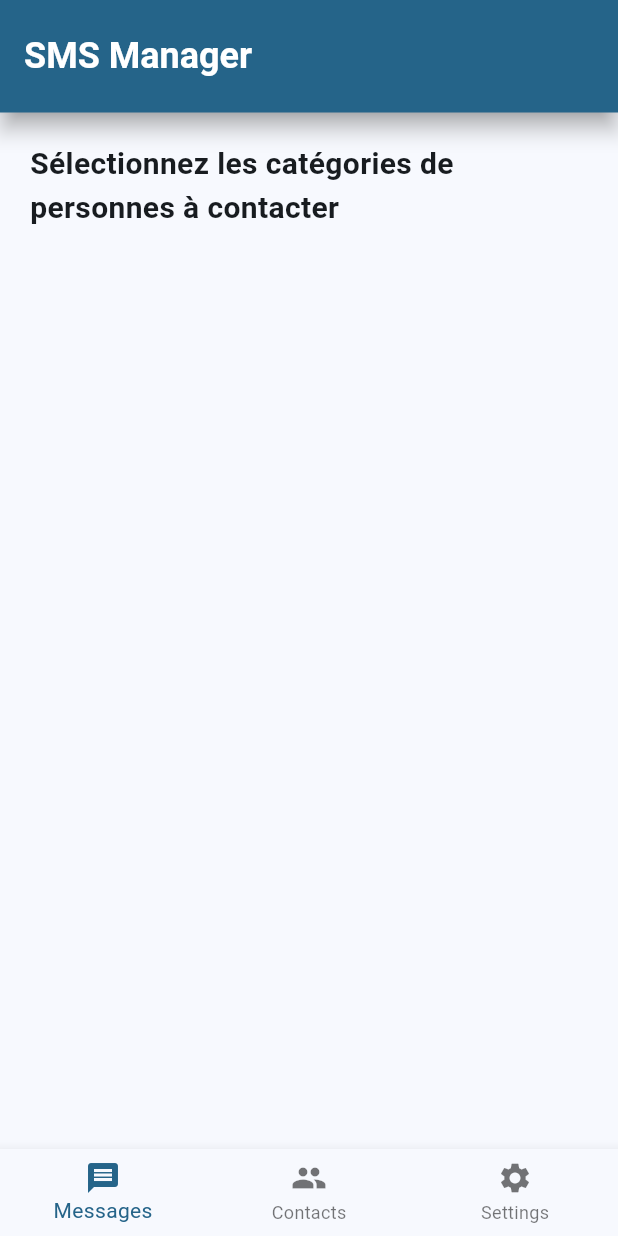
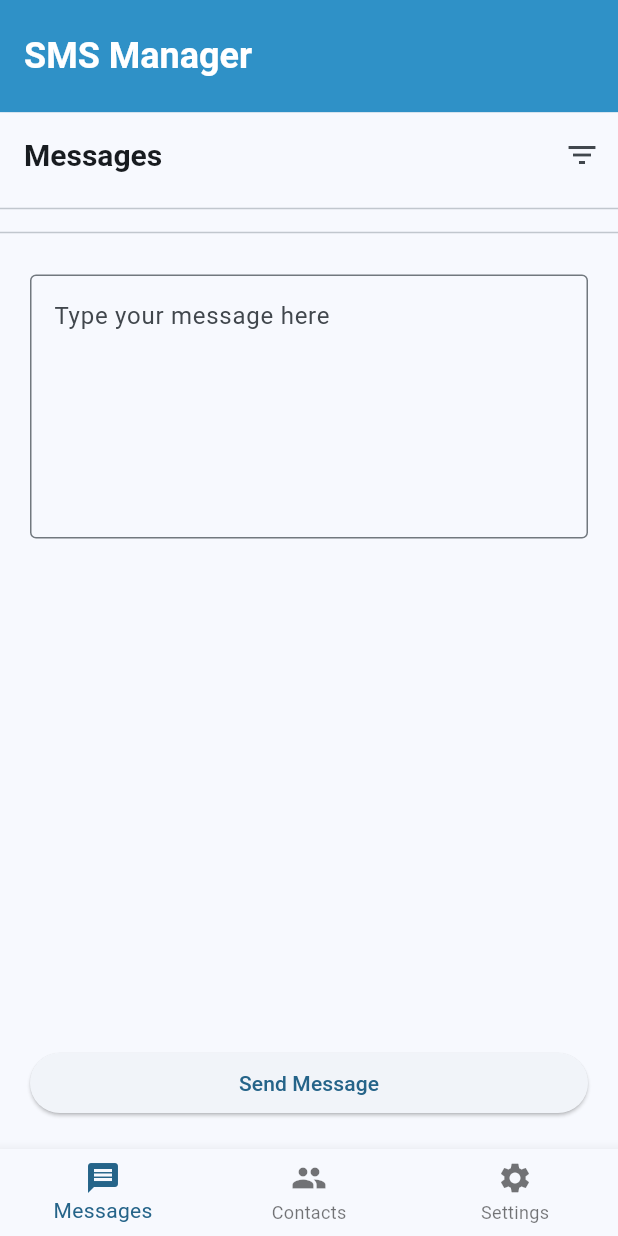
Before and after one commit to zestones/sms-manager, a Flutter app: the screen it shows after launch, on a phone screen of 412 x 824 dp. Run offline on Flutter 3.47's test engine with Material 3 defaults, Android fonts, the phone set to English and light mode, and no system bars; our stand-ins replace file_picker; missing offline and left inert: filter_list.

Commit message:
feat: home screen styles

```diff
--- a/lib/main.dart
+++ b/lib/main.dart
@@ -36,6 +36,7 @@ class MyApp extends StatelessWidget {
           useMaterial3: true,
           colorScheme:
               ColorScheme.fromSeed(seedColor: Color.fromRGBO(48, 150, 207, 1)),
+          primaryColor: Color.fromRGBO(48, 150, 207, 1),
           fontFamily: 'Roboto',
         ),
         home: MyHomePage(),
@@ -63,7 +64,10 @@ class MyAppState extends ChangeNotifier {
   }
 
   void pickFile() async {
-    FilePickerResult? result = await FilePicker.platform.pickFiles();
+    FilePickerResult? result = await FilePicker.platform.pickFiles(
+      type: FileType.custom,
+      allowedExtensions: ['csv'],
+    );
 
     if (result != null) {
       File file = File(result.files.single.path!);
@@ -96,6 +100,7 @@ class MyHomePage extends StatelessWidget {
     }
 
     return Scaffold(
+      resizeToAvoidBottomInset: false,
       body: Column(
         children: [
           Header(primaryColor: Theme.of(context).primaryColor),
--- a/lib/screens/contacts_screen.dart
+++ b/lib/screens/contacts_screen.dart
@@ -11,6 +11,8 @@ class ContactsScreen extends StatefulWidget {
 }
 
 class _ContactsScreenState extends State<ContactsScreen> {
+  List<String> selectedCategories = [];
+
   @override
   Widget build(BuildContext context) {
     var appState = context.watch<MyAppState>();
@@ -42,21 +44,17 @@ class _ContactsScreenState extends State<ContactsScreen> {
   }
 
   void openFilterDialog(BuildContext context, MyAppState appState) async {
-    List<String> selectedCategories = [];
-
     await FilterListDialog.display<String>(
       context,
       listData: appState.contactList.categories.toList(),
       selectedListData: selectedCategories,
       height: MediaQuery.of(context).size.height * 0.8,
       headlineText: "Select Categories",
-      // searchFieldHint: "Search Here",
       choiceChipLabel: (item) => item,
       validateSelectedItem: (list, val) => list!.contains(val),
       onItemSearch: (category, query) {
         return category.toLowerCase().contains(query.toLowerCase());
       },
-
       onApplyButtonClick: (list) {
         setState(() => selectedCategories = List.from(list!));
         Navigator.pop(context);
--- a/lib/screens/home_screen.dart
+++ b/lib/screens/home_screen.dart
@@ -1,28 +1,181 @@
 import 'package:flutter/material.dart';
+import 'package:provider/provider.dart';
 
-class HomeScreen extends StatelessWidget {
+import 'package:filter_list/filter_list.dart';
+import '../main.dart';
+
+class HomeScreen extends StatefulWidget {
   const HomeScreen({
+    Key? key,
+  }) : super(key: key);
+
+  @override
+  State<HomeScreen> createState() => _HomeScreenState();
+}
+
+class _HomeScreenState extends State<HomeScreen> {
+  List<String> selectedCategories = [];
+
+  @override
+  Widget build(BuildContext context) {
+    var appState = context.watch<MyAppState>();
+
+    return Scaffold(
+      resizeToAvoidBottomInset: false,
+      appBar: AppBar(
+        title: Text(
+          'Messages',
+          style: TextStyle(
+            fontSize: 20,
+            fontWeight: FontWeight.bold,
+          ),
+        ),
+        actions: [
+          IconButton(
+            icon: Icon(Icons.filter_list),
+            onPressed: () => openFilterDialog(context, appState),
+            tooltip: 'Filter Messages',
+          ),
+        ],
+      ),
+      body: Column(
+        crossAxisAlignment: CrossAxisAlignment.stretch,
+        children: [
+          Divider(),
+          SelectedCategoriesDisplay(
+            selectedCategories: selectedCategories,
+            onCategoryRemoved: (category) {
+              setState(() => selectedCategories.remove(category));
+            },
+          ),
+          Divider(),
+          TextArea(),
+          SendButton(),
+        ],
+      ),
+    );
+  }
+
+  void openFilterDialog(BuildContext context, MyAppState appState) async {
+    await FilterListDialog.display<String>(
+      context,
+      listData: appState.contactList.categories.toList(),
+      selectedListData: selectedCategories,
+      height: MediaQuery.of(context).size.height * 0.8,
+      headlineText: "Select Categories",
+      choiceChipLabel: (item) => item,
+      validateSelectedItem: (list, val) => list!.contains(val),
+      onItemSearch: (category, query) {
+        return category.toLowerCase().contains(query.toLowerCase());
+      },
+      onApplyButtonClick: (list) {
+        setState(() => selectedCategories = List.from(list!));
+        Navigator.pop(context);
+
+        var filteredContacts = appState.contactList.persons.where((person) {
+          return person.categories
+              .any((category) => selectedCategories.contains(category));
+        }).toList();
+
+        appState.filteredContactList.persons = filteredContacts;
+      },
+    );
+  }
+}
+
+class SendButton extends StatelessWidget {
+  const SendButton({
     super.key,
   });
 
   @override
   Widget build(BuildContext context) {
-    return Center(
-      child: Column(
-        crossAxisAlignment: CrossAxisAlignment.start,
-        children: [
-          Padding(
-            padding: const EdgeInsets.all(20),
-            child: Text(
-              'Sélectionnez les catégories de personnes à contacter',
-              style: TextStyle(
-                fontSize: 20,
-                fontWeight: FontWeight.bold,
-              ),
-            ),
-          ),
-        ],
+    return Padding(
+      padding: const EdgeInsets.all(20),
+      child: ElevatedButton(
+        onPressed: () {},
+        child: Text('Send Message'),
       ),
     );
   }
 }
+
+class TextArea extends StatelessWidget {
+  const TextArea({
+    super.key,
+  });
+
+  @override
+  Widget build(BuildContext context) {
+    return Expanded(
+      child: Padding(
+        padding: const EdgeInsets.all(20),
+        child: TextField(
+          decoration: InputDecoration(
+            border: OutlineInputBorder(),
+            labelText: 'Type your message here',
+            alignLabelWithHint: true,
+          ),
+          maxLines: null, // Allow unlimited lines
+          minLines: 6, // Adjust minimum lines for better usability
+        ),
+      ),
+    );
+  }
+}
+
+class SelectedCategoriesDisplay extends StatefulWidget {
+  final List<String> selectedCategories;
+  final Function(String) onCategoryRemoved;
+
+  SelectedCategoriesDisplay({
+    required this.selectedCategories,
+    required this.onCategoryRemoved,
+  });
+
+  @override
+  State<SelectedCategoriesDisplay> createState() =>
+      _SelectedCategoriesDisplayState();
+}
+
+class _SelectedCategoriesDisplayState extends State<SelectedCategoriesDisplay> {
+  bool _isExpanded = false;
+
+  @override
+  Widget build(BuildContext context) {
+    return AnimatedContainer(
+      duration: Duration(milliseconds: 300), // Adjust duration as needed
+      height: _isExpanded ? 50 : 0,
+      child: _isExpanded
+          ? Row(
+              mainAxisAlignment: MainAxisAlignment.center,
+              children: widget.selectedCategories.map((category) {
+                return Padding(
+                  padding: EdgeInsets.all(5),
+                  child: Chip(
+                    label: Text(category),
+                    deleteIconColor: Colors.red,
+                    onDeleted: () {
+                      // Call the callback function to remove the category
+                      widget.onCategoryRemoved(category);
+                    },
+                  ),
+                );
+              }).toList(),
+            )
+          : null,
+    );
+  }
+
+  @override
+  void initState() {
+    super.initState();
+    _isExpanded = widget.selectedCategories.isNotEmpty;
+  }
+
+  @override
+  void didUpdateWidget(covariant SelectedCategoriesDisplay oldWidget) {
+    super.didUpdateWidget(oldWidget);
+    _isExpanded = widget.selectedCategories.isNotEmpty;
+  }
+}
```
